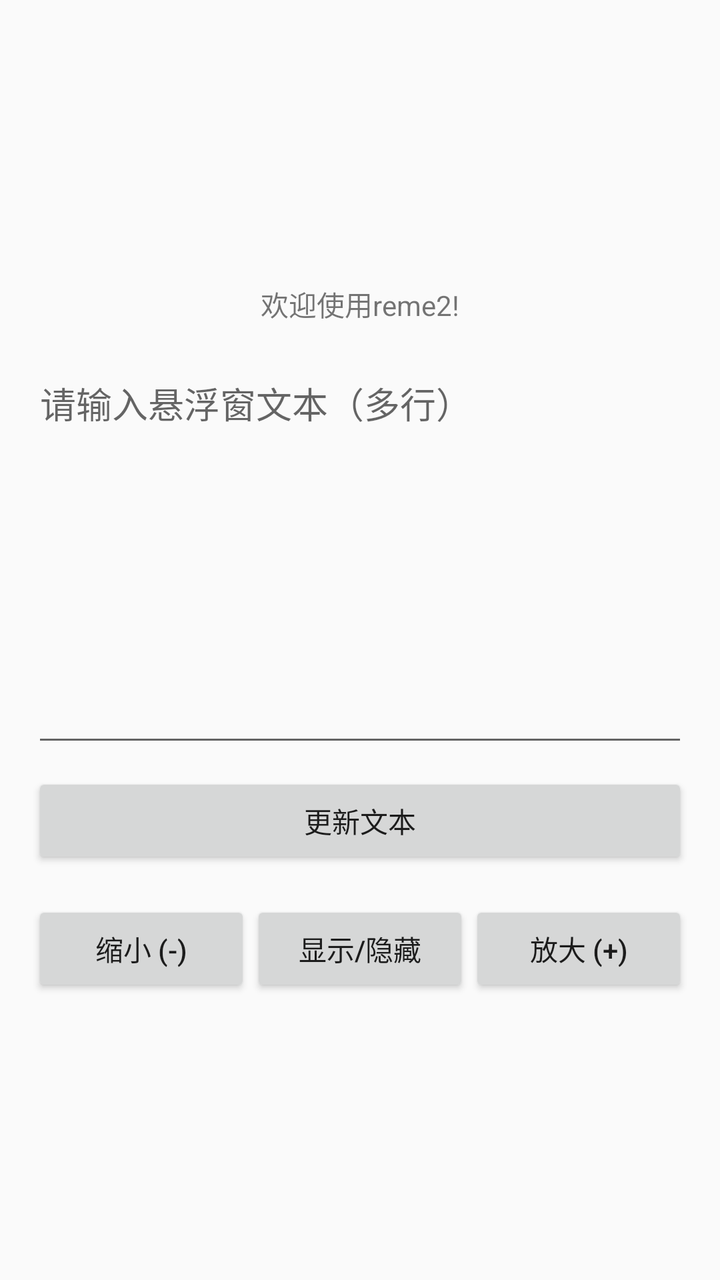
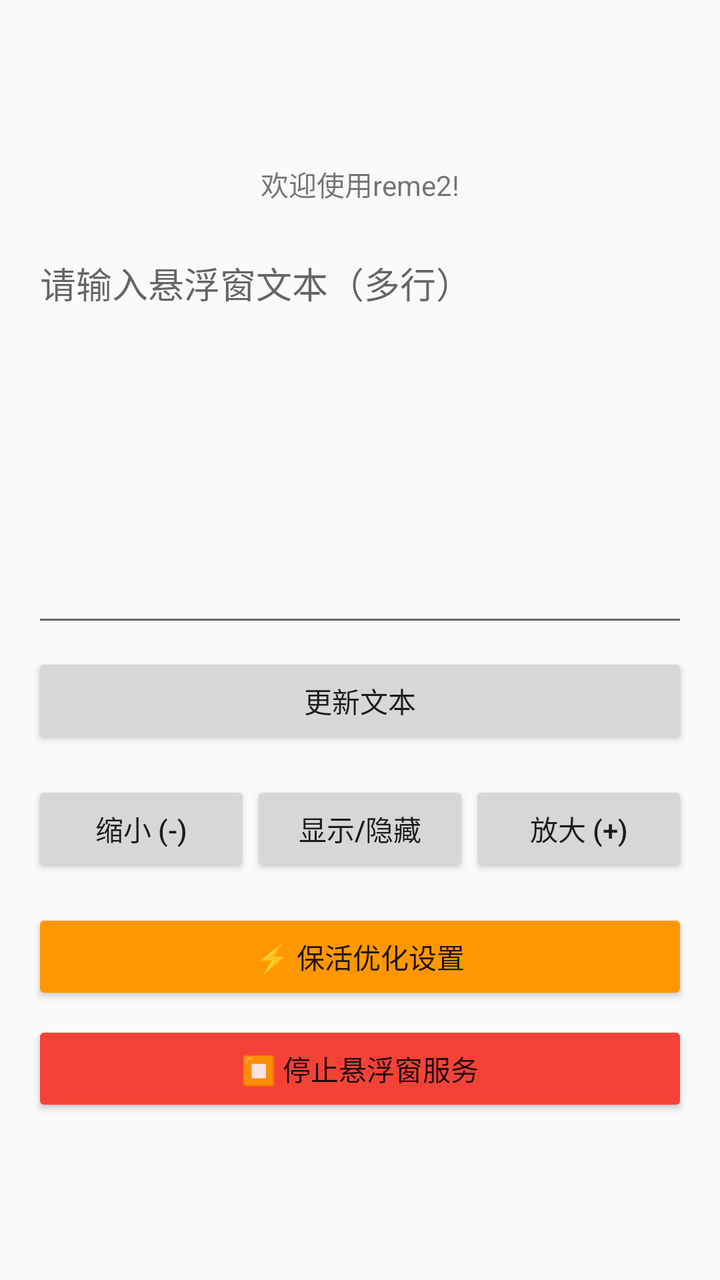

Two renders of the same Android screen: before a commit and after it. Below are the layout's source before the change and the commit's diff.
<!-- AndroidManifest.xml: application theme Theme.AppCompat.Light.NoActionBar -->
<!-- res/layout/main.xml -->
<LinearLayout xmlns:android="http://schemas.android.com/apk/res/android"
    android:layout_width="match_parent"
    android:layout_height="match_parent"
	android:orientation="vertical"
    android:padding="16dp"
    android:gravity="center">

    <TextView
        android:text="@string/hello_world"
        android:layout_width="wrap_content"
        android:layout_height="wrap_content" />


    
    <EditText
        android:id="@+id/et_config_text"
        android:layout_width="match_parent"
        android:layout_height="200dp"
        android:layout_marginTop="16dp"
        android:gravity="start"
        android:hint="请输入悬浮窗文本（多行）"
        android:inputType="textMultiLine|textCapSentences"
        android:scrollbars="vertical" />

    
    <Button
        android:id="@+id/btn_save_config"
        android:layout_width="match_parent"
        android:layout_height="wrap_content"
        android:layout_marginTop="8dp"
        android:text="更新文本" />

	
	<LinearLayout
		android:layout_width="match_parent"
		android:layout_height="wrap_content"
		android:orientation="horizontal"
		android:layout_marginTop="16dp">

		<Button
			android:id="@+id/btn_zoom_out"
			android:layout_width="0dp"
			android:layout_height="wrap_content"
			android:layout_weight="1"
			android:text="缩小 (-)" />

		
		<Button
			android:id="@+id/btn_toggle_floating"
			android:layout_width="0dp"
			android:layout_height="wrap_content"
			android:layout_weight="1"
			android:text="显示/隐藏" />

		<Button
			android:id="@+id/btn_zoom_in"
			android:layout_width="0dp"
			android:layout_height="wrap_content"
			android:layout_weight="1"
			android:text="放大 (+)" />
	</LinearLayout>
	
	


</LinearLayout>
<!-- resources referenced by this layout -->
<resources>
  <string name="hello_world">欢迎使用reme2!</string>
</resources>

<!-- the commit's change to res/layout/main.xml (unified diff, before → after) -->
@@ -61,6 +61,21 @@
 	</LinearLayout>
 	
 	
+	<Button
+		android:id="@+id/btn_optimize"
+		android:layout_width="match_parent"
+		android:layout_height="wrap_content"
+		android:layout_marginTop="16dp"
+		android:text="⚡ 保活优化设置"
+		android:backgroundTint="#FF9800" />
 
+	
+	<Button
+		android:id="@+id/btn_stop_service"
+		android:layout_width="match_parent"
+		android:layout_height="wrap_content"
+		android:layout_marginTop="8dp"
+		android:text="⏹ 停止悬浮窗服务"
+		android:backgroundTint="#F44336" />
 
 </LinearLayout>
